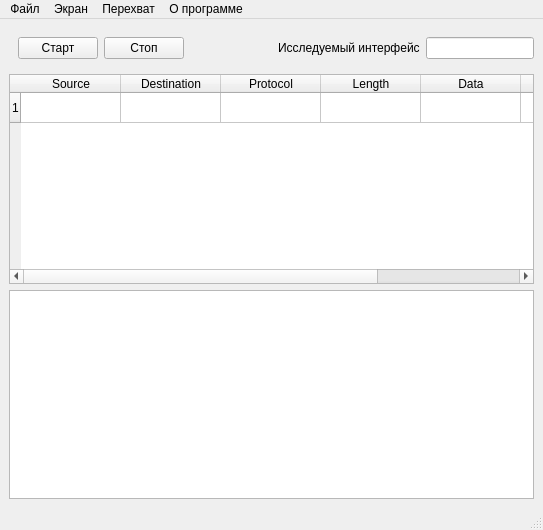
Qt form ui_forms/second_window_bar.ui (oleger919/Python_sniffer) before a commit.
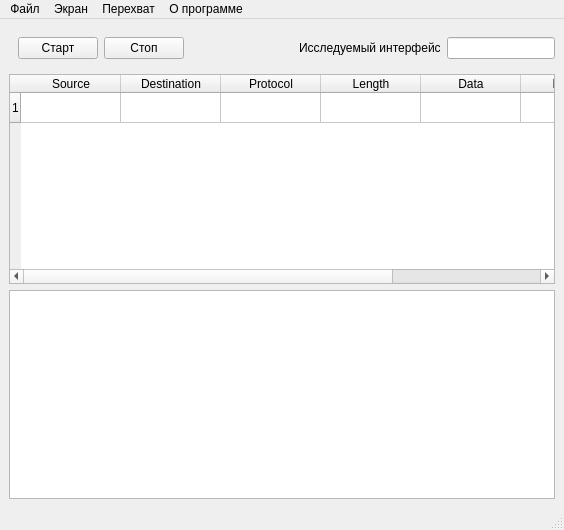
The same form after that commit.

The edit to the form file:
```diff
--- a/ui_forms/second_window_bar.ui
+++ b/ui_forms/second_window_bar.ui
@@ -6,7 +6,7 @@
    <rect>
     <x>0</x>
     <y>0</y>
-    <width>543</width>
+    <width>564</width>
     <height>530</height>
    </rect>
   </property>
@@ -120,7 +120,7 @@
     <rect>
      <x>0</x>
      <y>0</y>
-     <width>543</width>
+     <width>564</width>
      <height>21</height>
     </rect>
    </property>
```
